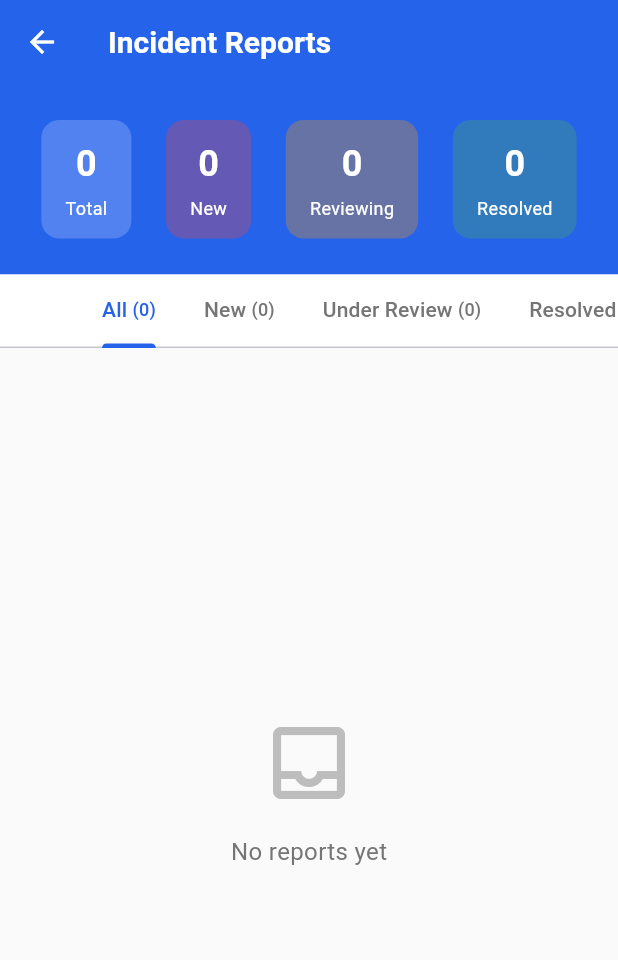
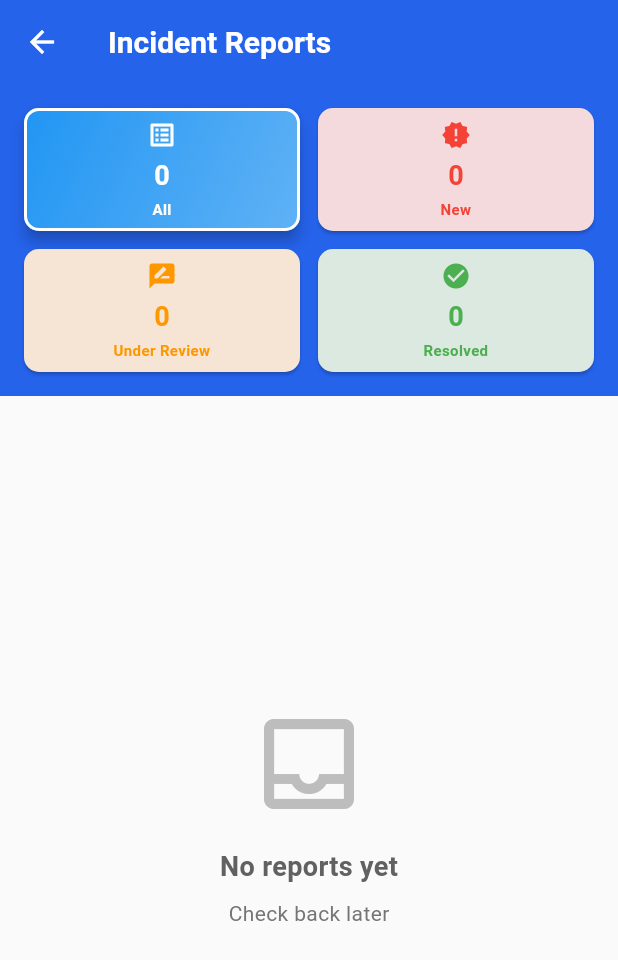
Before and after one commit to NikCeb/hoa-app, a Flutter app: the AdminIncidentReportsScreen screen opened directly, on a phone screen of 412 x 824 dp. Shown: the top 960 px of the screen. Run offline on Flutter 3.47's test engine with Material 3 defaults, Android fonts, the light colour scheme and no system bars; our stand-ins replace cloud_firestore, firebase_auth, firebase_core, firebase_storage, image_picker; accounts and stored records are empty; generated files the repository leaves out were written again; Roboto replaces fonts that are missing (SF Pro Text).

Commit message:
[Refactor] [IncidentRepository/AdminIncidentReportsScreen] - update report sorting and status handling; enhance UI with navigation cards and error display

```diff
--- a/lib/data/repositories/incident_repository.dart
+++ b/lib/data/repositories/incident_repository.dart
@@ -137,7 +137,7 @@ class IncidentRepository {
   /// Used in: Admin dashboard
   Stream<List<IncidentReport>> getAllReports() {
     return _reportsCollection
-        .orderBy('reportedAt', descending: true)
+        .orderBy('createdAt', descending: true)
         .snapshots()
         .map((snapshot) {
       return snapshot.docs
@@ -150,9 +150,26 @@ class IncidentRepository {
   ///
   /// Example: Get only NEW reports
   Stream<List<IncidentReport>> getReportsByStatus(IncidentStatus status) {
+    // Convert enum to the format used in Firestore
+    String statusValue;
+    switch (status) {
+      case IncidentStatus.newReport:
+        statusValue = 'new';
+        break;
+      case IncidentStatus.underReview:
+        statusValue = 'under_review';
+        break;
+      case IncidentStatus.resolved:
+        statusValue = 'resolved';
+        break;
+      case IncidentStatus.dismissed:
+        statusValue = 'dismissed';
+        break;
+    }
+
     return _reportsCollection
-        .where('status', isEqualTo: status.name)
-        .orderBy('reportedAt', descending: true)
+        .where('status', isEqualTo: statusValue)
+        .orderBy('createdAt', descending: true)
         .snapshots()
         .map((snapshot) {
       return snapshot.docs
@@ -186,13 +203,13 @@ class IncidentRepository {
 
       final status = data['status'] as String?;
 
-      switch (status) {
-        case 'newReport':
+      switch (status?.toLowerCase()) {
         case 'new':
+        case 'newreport':
           newCount++;
           break;
-        case 'underReview':
         case 'under_review':
+        case 'underreview':
           underReview++;
           break;
         case 'resolved':
--- a/lib/presentation/screens/admin/incident_report/admin_incident_reports_screen.dart
+++ b/lib/presentation/screens/admin/incident_report/admin_incident_reports_screen.dart
@@ -10,24 +10,20 @@ class AdminIncidentReportsScreen extends StatefulWidget {
       _AdminIncidentReportsScreenState();
 }
 
-class _AdminIncidentReportsScreenState extends State<AdminIncidentReportsScreen>
-    with SingleTickerProviderStateMixin {
+class _AdminIncidentReportsScreenState
+    extends State<AdminIncidentReportsScreen> {
   final _repository = IncidentRepository();
-  late TabController _tabController;
+
+  // Track which view is active: 'all', 'new', 'underReview', 'resolved'
+  String _activeView = 'all';
+
   Map<String, int> _stats = {};
   bool _isLoadingStats = true;
 
   @override
   void initState() {
     super.initState();
-    _tabController = TabController(length: 4, vsync: this);
     _loadStats();
-  }
-
-  @override
-  void dispose() {
-    _tabController.dispose();
-    super.dispose();
   }
 
   Future<void> _loadStats() async {
@@ -65,163 +61,198 @@ class _AdminIncidentReportsScreenState extends State<AdminIncidentReportsScreen>
       ),
       body: Column(
         children: [
-          // Stats Header
+          // Clickable Cards Navigation
           Container(
             color: const Color(0xFF2563EB),
-            padding: const EdgeInsets.symmetric(horizontal: 16, vertical: 24),
+            padding: const EdgeInsets.all(16),
             child: _isLoadingStats
                 ? const Center(
                     child: CircularProgressIndicator(color: Colors.white),
                   )
-                : Row(
-                    mainAxisAlignment: MainAxisAlignment.spaceAround,
+                : Column(
                     children: [
-                      _buildStatCard(
-                        '${_stats['total'] ?? 0}',
-                        'Total',
-                        Colors.white.withOpacity(0.2),
+                      Row(
+                        children: [
+                          Expanded(
+                            child: _buildNavigationCard(
+                              title: 'All',
+                              count: _stats['total'] ?? 0,
+                              icon: Icons.list_alt,
+                              color: Colors.blue,
+                              viewKey: 'all',
+                            ),
+                          ),
+                          const SizedBox(width: 12),
+                          Expanded(
+                            child: _buildNavigationCard(
+                              title: 'New',
+                              count: _stats['new'] ?? 0,
+                              icon: Icons.new_releases,
+                              color: Colors.red,
+                              viewKey: 'new',
+                            ),
+                          ),
+                        ],
                       ),
-                      _buildStatCard(
-                        '${_stats['new'] ?? 0}',
-                        'New',
-                        Colors.red.withOpacity(0.3),
-                      ),
-                      _buildStatCard(
-                        '${_stats['underReview'] ?? 0}',
-                        'Reviewing',
-                        Colors.orange.withOpacity(0.3),
-                      ),
-                      _buildStatCard(
-                        '${_stats['resolved'] ?? 0}',
-                        'Resolved',
-                        Colors.green.withOpacity(0.3),
+                      const SizedBox(height: 12),
+                      Row(
+                        children: [
+                          Expanded(
+                            child: _buildNavigationCard(
+                              title: 'Under Review',
+                              count: _stats['underReview'] ?? 0,
+                              icon: Icons.rate_review,
+                              color: Colors.orange,
+                              viewKey: 'underReview',
+                            ),
+                          ),
+                          const SizedBox(width: 12),
+                          Expanded(
+                            child: _buildNavigationCard(
+                              title: 'Resolved',
+                              count: _stats['resolved'] ?? 0,
+                              icon: Icons.check_circle,
+                              color: Colors.green,
+                              viewKey: 'resolved',
+                            ),
+                          ),
+                        ],
                       ),
                     ],
                   ),
           ),
 
-          // Tab Bar
-          Container(
-            color: Colors.white,
-            child: TabBar(
-              controller: _tabController,
-              labelColor: const Color(0xFF2563EB),
-              unselectedLabelColor: Colors.grey[600],
-              indicatorColor: const Color(0xFF2563EB),
-              indicatorWeight: 3,
-              isScrollable: true,
-              tabs: [
-                Tab(
-                  child: Row(
-                    children: [
-                      const Text('All '),
-                      Text(
-                        '(${_stats['total'] ?? 0})',
-                        style: const TextStyle(fontSize: 12),
-                      ),
-                    ],
-                  ),
-                ),
-                Tab(
-                  child: Row(
-                    children: [
-                      const Text('New '),
-                      Text(
-                        '(${_stats['new'] ?? 0})',
-                        style: const TextStyle(fontSize: 12),
-                      ),
-                    ],
-                  ),
-                ),
-                Tab(
-                  child: Row(
-                    children: [
-                      const Text('Under Review '),
-                      Text(
-                        '(${_stats['underReview'] ?? 0})',
-                        style: const TextStyle(fontSize: 12),
-                      ),
-                    ],
-                  ),
-                ),
-                Tab(
-                  child: Row(
-                    children: [
-                      const Text('Resolved '),
-                      Text(
-                        '(${_stats['resolved'] ?? 0})',
-                        style: const TextStyle(fontSize: 12),
-                      ),
-                    ],
-                  ),
-                ),
-              ],
-            ),
-          ),
-
-          // Tab Views
+          // Reports List (changes based on selected card)
           Expanded(
-            child: TabBarView(
-              controller: _tabController,
-              children: [
-                _buildAllTab(),
-                _buildStatusTab(IncidentStatus.newReport),
-                _buildStatusTab(IncidentStatus.underReview),
-                _buildStatusTab(IncidentStatus.resolved),
-              ],
-            ),
+            child: _buildReportsList(),
           ),
         ],
       ),
     );
   }
 
-  Widget _buildStatCard(String value, String label, Color bgColor) {
-    return Container(
-      padding: const EdgeInsets.symmetric(horizontal: 16, vertical: 12),
-      decoration: BoxDecoration(
-        color: bgColor,
-        borderRadius: BorderRadius.circular(12),
+  Widget _buildNavigationCard({
+    required String title,
+    required int count,
+    required IconData icon,
+    required Color color,
+    required String viewKey,
+  }) {
+    final isActive = _activeView == viewKey;
+
+    return Card(
+      elevation: isActive ? 4 : 1,
+      margin: EdgeInsets.zero,
+      shape: RoundedRectangleBorder(
+        borderRadius: BorderRadius.circular(10),
+        side: isActive
+            ? BorderSide(color: Colors.white, width: 2)
+            : BorderSide.none,
       ),
-      child: Column(
-        children: [
-          Text(
-            value,
-            style: const TextStyle(
-              color: Colors.white,
-              fontSize: 24,
-              fontWeight: FontWeight.bold,
-            ),
+      child: InkWell(
+        onTap: () {
+          setState(() {
+            _activeView = viewKey;
+          });
+        },
+        borderRadius: BorderRadius.circular(10),
+        child: Container(
+          width: 80,
+          padding: const EdgeInsets.symmetric(vertical: 8, horizontal: 6),
+          decoration: BoxDecoration(
+            borderRadius: BorderRadius.circular(10),
+            gradient: isActive
+                ? LinearGradient(
+                    colors: [color, color.withOpacity(0.7)],
+                    begin: Alignment.topLeft,
+                    end: Alignment.bottomRight,
+                  )
+                : null,
+            color: isActive ? null : color.withOpacity(0.15),
           ),
-          const SizedBox(height: 4),
-          Text(
-            label,
-            style: const TextStyle(
-              color: Colors.white,
-              fontSize: 12,
-            ),
+          child: Column(
+            mainAxisSize: MainAxisSize.min,
+            children: [
+              Icon(
+                icon,
+                size: 20,
+                color: isActive ? Colors.white : color,
+              ),
+              const SizedBox(height: 4),
+              Text(
+                count.toString(),
+                style: TextStyle(
+                  fontSize: 18,
+                  fontWeight: FontWeight.bold,
+                  color: isActive ? Colors.white : color,
+                ),
+              ),
+              const SizedBox(height: 2),
+              Text(
+                title,
+                style: TextStyle(
+                  fontSize: 10,
+                  fontWeight: FontWeight.w600,
+                  color: isActive ? Colors.white : color,
+                ),
+                textAlign: TextAlign.center,
+                maxLines: 1,
+                overflow: TextOverflow.ellipsis,
+              ),
+            ],
           ),
-        ],
+        ),
       ),
     );
   }
 
-  Widget _buildAllTab() {
+  Widget _buildReportsList() {
+    Stream<List<IncidentReport>> stream;
+
+    switch (_activeView) {
+      case 'new':
+        stream = _repository.getReportsByStatus(IncidentStatus.newReport);
+        break;
+      case 'underReview':
+        stream = _repository.getReportsByStatus(IncidentStatus.underReview);
+        break;
+      case 'resolved':
+        stream = _repository.getReportsByStatus(IncidentStatus.resolved);
+        break;
+      case 'all':
+      default:
+        stream = _repository.getAllReports();
+    }
+
     return StreamBuilder<List<IncidentReport>>(
-      stream: _repository.getAllReports(),
+      stream: stream,
       builder: (context, snapshot) {
         if (snapshot.connectionState == ConnectionState.waiting) {
           return const Center(child: CircularProgressIndicator());
         }
 
         if (snapshot.hasError) {
-          return Center(child: Text('Error: ${snapshot.error}'));
+          return Center(
+            child: Column(
+              mainAxisAlignment: MainAxisAlignment.center,
+              children: [
+                const Icon(Icons.error_outline, size: 64, color: Colors.red),
+                const SizedBox(height: 16),
+                Text('Error: ${snapshot.error}'),
+                const SizedBox(height: 16),
+                ElevatedButton(
+                  onPressed: _loadStats,
+                  child: const Text('Retry'),
+                ),
+              ],
+            ),
+          );
         }
 
         final reports = snapshot.data ?? [];
 
         if (reports.isEmpty) {
-          return _buildEmptyState('No reports yet');
+          return _buildEmptyState();
         }
 
         return RefreshIndicator(
@@ -238,49 +269,41 @@ class _AdminIncidentReportsScreenState extends State<AdminIncidentReportsScreen>
     );
   }
 
-  Widget _buildStatusTab(IncidentStatus status) {
-    return StreamBuilder<List<IncidentReport>>(
-      stream: _repository.getReportsByStatus(status),
-      builder: (context, snapshot) {
-        if (snapshot.connectionState == ConnectionState.waiting) {
-          return const Center(child: CircularProgressIndicator());
-        }
+  Widget _buildEmptyState() {
+    String message;
+    switch (_activeView) {
+      case 'new':
+        message = 'No new reports';
+        break;
+      case 'underReview':
+        message = 'No reports under review';
+        break;
+      case 'resolved':
+        message = 'No resolved reports';
+        break;
+      default:
+        message = 'No reports yet';
+    }
 
-        if (snapshot.hasError) {
-          return Center(child: Text('Error: ${snapshot.error}'));
-        }
-
-        final reports = snapshot.data ?? [];
-
-        if (reports.isEmpty) {
-          return _buildEmptyState('No ${status.name} reports');
-        }
-
-        return RefreshIndicator(
-          onRefresh: _loadStats,
-          child: ListView.builder(
-            padding: const EdgeInsets.all(16),
-            itemCount: reports.length,
-            itemBuilder: (context, index) {
-              return _buildReportCard(reports[index]);
-            },
-          ),
-        );
-      },
-    );
-  }
-
-  Widget _buildEmptyState(String message) {
     return Center(
       child: Column(
         mainAxisAlignment: MainAxisAlignment.center,
         children: [
-          Icon(Icons.inbox_outlined, size: 64, color: Colors.grey[400]),
+          Icon(Icons.inbox_outlined, size: 80, color: Colors.grey[400]),
           const SizedBox(height: 16),
           Text(
             message,
             style: TextStyle(
-              fontSize: 16,
+              fontSize: 18,
+              fontWeight: FontWeight.bold,
+              color: Colors.grey[700],
+            ),
+          ),
+          const SizedBox(height: 8),
+          Text(
+            'Check back later',
+            style: TextStyle(
+              fontSize: 14,
               color: Colors.grey[600],
             ),
           ),
@@ -292,6 +315,7 @@ class _AdminIncidentReportsScreenState extends State<AdminIncidentReportsScreen>
   Widget _buildReportCard(IncidentReport report) {
     return Card(
       margin: const EdgeInsets.only(bottom: 12),
+      elevation: 2,
       shape: RoundedRectangleBorder(
         borderRadius: BorderRadius.circular(12),
       ),
@@ -383,7 +407,7 @@ class _AdminIncidentReportsScreenState extends State<AdminIncidentReportsScreen>
                     report.timeAgo,
                     style: TextStyle(fontSize: 12, color: Colors.grey[500]),
                   ),
-                  if (report.proofUrl != null)
+                  if (report.proofUrl != null || report.imageUrl != null)
                     Row(
                       children: [
                         Icon(Icons.photo, size: 16, color: Colors.grey[600]),
@@ -490,7 +514,7 @@ class _AdminIncidentReportsScreenState extends State<AdminIncidentReportsScreen>
               ],
 
               // Photo
-              if (report.proofUrl != null) ...[
+              if (report.proofUrl != null || report.imageUrl != null) ...[
                 const SizedBox(height: 20),
                 const Text(
                   'Photo Proof',
@@ -499,7 +523,7 @@ class _AdminIncidentReportsScreenState extends State<AdminIncidentReportsScreen>
                 const SizedBox(height: 12),
                 ClipRRect(
                   borderRadius: BorderRadius.circular(12),
-                  child: Image.network(report.proofUrl!),
+                  child: Image.network(report.imageUrl ?? report.proofUrl!),
                 ),
               ],
 
@@ -562,7 +586,7 @@ class _AdminIncidentReportsScreenState extends State<AdminIncidentReportsScreen>
           ),
         ),
       ),
-    ).then((_) => _loadStats()); // Refresh stats when bottom sheet closes
+    ).then((_) => _loadStats());
   }
 
   Widget _buildDetailRow(IconData icon, String label, String value) {
```
